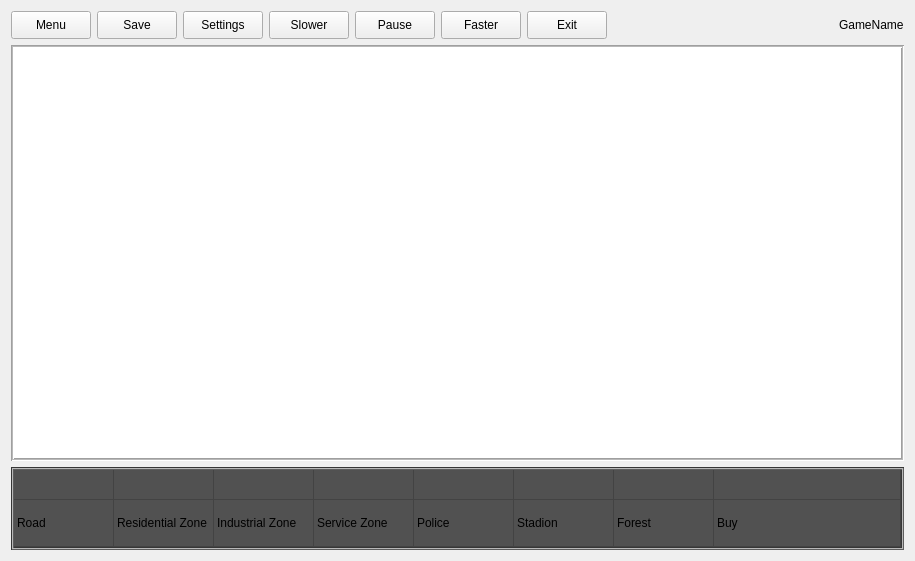
Qt form src/view/GamePage.ui (fmarkyy98/qt-city) before a commit.
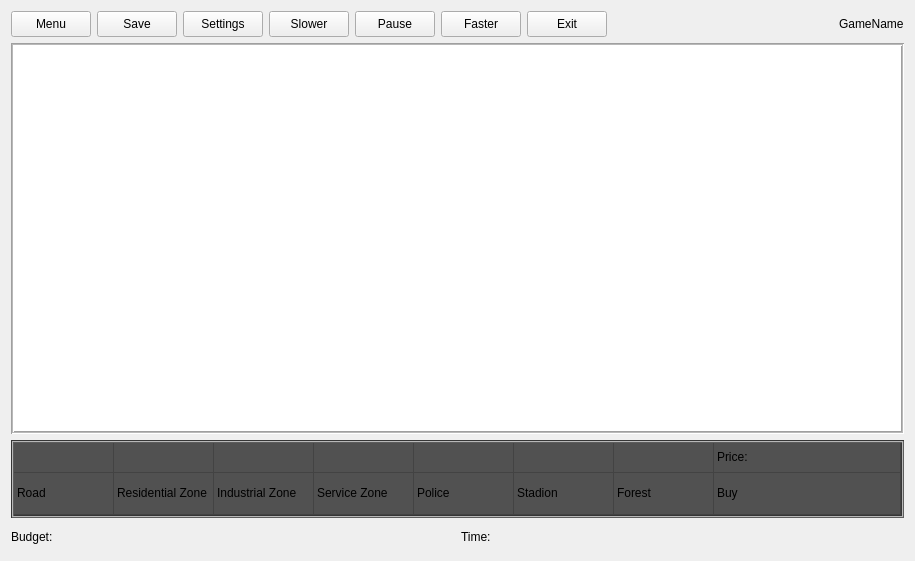
The same form after that commit. Icons and pictures are not drawn.

What changed in the file:
```diff
--- a/src/view/GamePage.ui
+++ b/src/view/GamePage.ui
@@ -19,7 +19,7 @@
   <property name="windowTitle">
    <string>Form</string>
   </property>
-  <layout class="QVBoxLayout" name="verticalLayout" stretch="1,15,3">
+  <layout class="QVBoxLayout" name="verticalLayout" stretch="1,15,3,1">
    <item>
     <layout class="QHBoxLayout" name="horizontalLayout">
      <item>
@@ -391,6 +391,11 @@
        </iconset>
       </property>
      </item>
+     <item row="0" column="7">
+      <property name="text">
+       <string>Price: </string>
+      </property>
+     </item>
      <item row="1" column="0">
       <property name="text">
        <string>Road</string>
@@ -433,6 +438,24 @@
      </item>
     </widget>
    </item>
+   <item>
+    <layout class="QHBoxLayout" name="horizontalLayout_2">
+     <item>
+      <widget class="QLabel" name="label_3">
+       <property name="text">
+        <string>Budget: </string>
+       </property>
+      </widget>
+     </item>
+     <item>
+      <widget class="QLabel" name="label_2">
+       <property name="text">
+        <string>Time: </string>
+       </property>
+      </widget>
+     </item>
+    </layout>
+   </item>
   </layout>
  </widget>
  <resources/>
```
